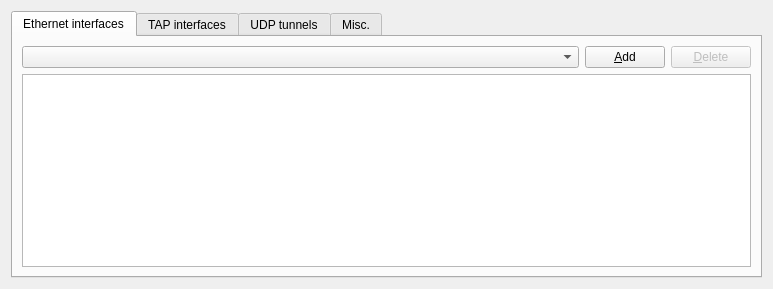
First picture: the form in gns3/modules/builtin/ui/cloud_configuration_page.ui, repository GNS3/gns3-gui, before the edit.
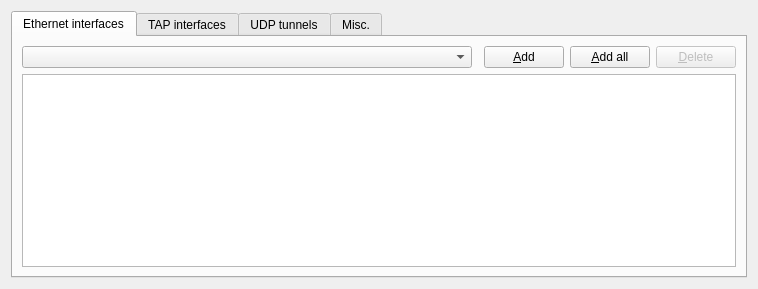
Second picture: the form after the edit. Custom widgets are drawn as their Qt base class.

Commit message: Improvements on the cloud interface. Ref #1116. - Delete multiple interfaces or tunnels at the same time. - Possibility to filter virtualization interfaces via contextual menu.

```diff
--- a/gns3/modules/builtin/ui/cloud_configuration_page.ui
+++ b/gns3/modules/builtin/ui/cloud_configuration_page.ui
@@ -6,7 +6,7 @@
    <rect>
     <x>0</x>
     <y>0</y>
-    <width>773</width>
+    <width>758</width>
     <height>289</height>
    </rect>
   </property>
@@ -24,7 +24,7 @@
        <string>Ethernet interfaces</string>
       </attribute>
       <layout class="QGridLayout" name="gridLayout_3">
-       <item row="0" column="1">
+       <item row="0" column="2">
         <widget class="QPushButton" name="uiAddEthernetPushButton">
          <property name="text">
           <string>&amp;Add</string>
@@ -44,7 +44,7 @@
          </property>
         </widget>
        </item>
-       <item row="0" column="2">
+       <item row="0" column="4">
         <widget class="QPushButton" name="uiDeleteEthernetPushButton">
          <property name="enabled">
           <bool>false</bool>
@@ -54,8 +54,22 @@
          </property>
         </widget>
        </item>
-       <item row="1" column="0" colspan="3">
-        <widget class="QListWidget" name="uiEthernetListWidget"/>
+       <item row="1" column="0" colspan="5">
+        <widget class="EthernetInterfacesListWidget" name="uiEthernetListWidget">
+         <property name="selectionMode">
+          <enum>QAbstractItemView::ExtendedSelection</enum>
+         </property>
+         <property name="sortingEnabled">
+          <bool>true</bool>
+         </property>
+        </widget>
+       </item>
+       <item row="0" column="3">
+        <widget class="QPushButton" name="uiAddAllEthernetPushButton">
+         <property name="text">
+          <string>&amp;Add all</string>
+         </property>
+        </widget>
        </item>
       </layout>
       <zorder>uiEthernetListWidget</zorder>
@@ -353,6 +367,13 @@
    </item>
   </layout>
  </widget>
+ <customwidgets>
+  <customwidget>
+   <class>EthernetInterfacesListWidget</class>
+   <extends>QListWidget</extends>
+   <header>..pages.ethernet_interfaces_list_widget.h</header>
+  </customwidget>
+ </customwidgets>
  <resources/>
  <connections/>
 </ui>
```
Left out of the diff: 52 changed lines with no effect on the pictures. The commit also changes 3 other files.
